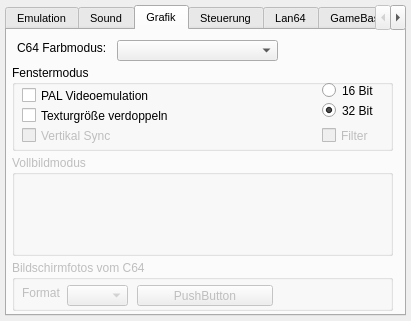
The window that setup_window.ui (ThKattanek/emu64) describes before a commit, drawn with Qt 5.
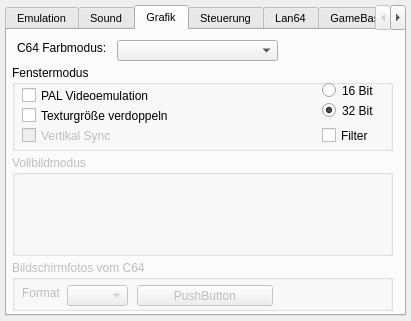
The same window after the commit. The open tabs and pages were chosen to show the change.

What changed in the file:
```diff
--- a/setup_window.ui
+++ b/setup_window.ui
@@ -153,7 +153,7 @@
      </widget>
      <widget class="QCheckBox" name="WFilter">
       <property name="enabled">
-       <bool>false</bool>
+       <bool>true</bool>
       </property>
       <property name="geometry">
        <rect>
```
Left out of the diff: 2 changed lines with no effect on the pictures.
